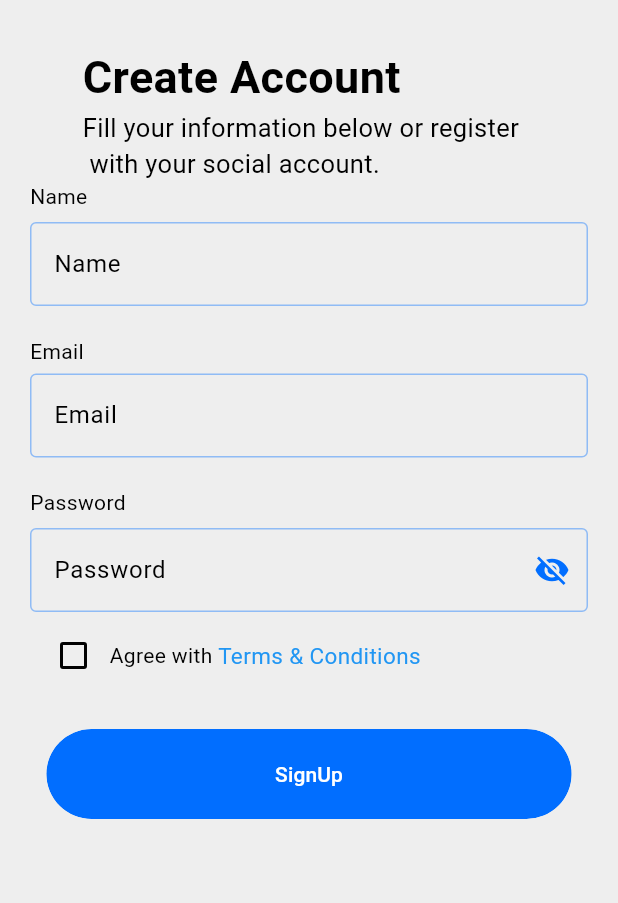
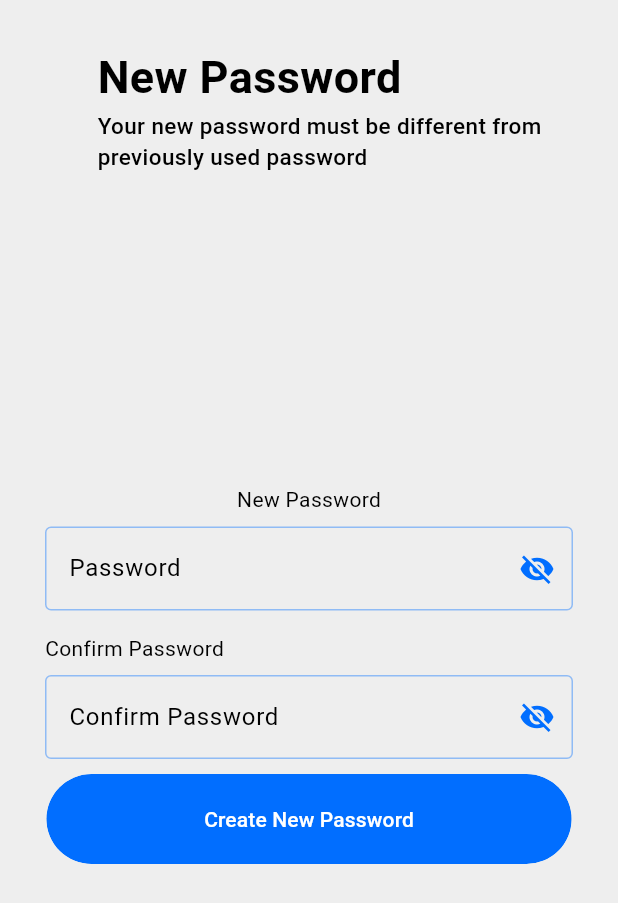
Before and after one commit to sam-kym/Workout, a Flutter app: the screen it shows after launch, on a phone screen of 412 x 824 dp. Shown: the top 903 px of the screen. Run offline on Flutter 3.47's test engine with Material 3 defaults, Android fonts, the phone set to English and light mode, and no system bars; Roboto replaces fonts that are missing (Poppins).

Commit message:
change password

```diff
--- a/lib/main.dart
+++ b/lib/main.dart
@@ -1,6 +1,6 @@
 import 'package:flutter/material.dart';
 import 'package:gym/utils/styles.dart';
-import 'package:gym/view/auth/sign_up.dart';
+import 'package:gym/view/auth/password_reset.dart';
 
 void main() {
   runApp(const MyApp());
@@ -14,6 +14,6 @@
   Widget build(BuildContext context) {
     return MaterialApp(
       debugShowCheckedModeBanner: false,
-        theme: appTheme, home: const SignUp());
+        theme: appTheme, home: const PasswordReset());
   }
 }
--- a/lib/utils/custom_buttons.dart
+++ b/lib/utils/custom_buttons.dart
@@ -19,13 +19,13 @@ class CustomButtons extends StatelessWidget {
   Widget build(BuildContext context) {
     Size size = MediaQuery.sizeOf(context);
     return Container(
-      margin: EdgeInsets.symmetric(vertical: 10),
+      margin: const EdgeInsets.symmetric(vertical: 10),
       width: width?? size.width *0.85,
       child: ClipRRect(
         borderRadius: BorderRadius.circular(30),
         child: TextButton(
           style: TextButton.styleFrom(
-            padding: EdgeInsets.symmetric(vertical: 20, horizontal: 40),
+            padding: const EdgeInsets.symmetric(vertical: 20, horizontal: 40),
             backgroundColor: color
           ),
           onPressed: onPressed as void Function()?,
--- a/lib/utils/custom_checkbox.dart
+++ b/lib/utils/custom_checkbox.dart
@@ -36,9 +36,9 @@ class CustomCheckBox extends StatelessWidget {
             children: [
               TextSpan(
                 text: richTextName,
-                style: TextStyle(color: Colors.blue),
+                style: const TextStyle(color: Colors.blue),
                 recognizer: TapGestureRecognizer()
-                .. onTap= () => Navigator.push(context, MaterialPageRoute(builder: (context)=>TermsAndConditions()))
+                .. onTap= () => Navigator.push(context, MaterialPageRoute(builder: (context)=>const TermsAndConditions()))
               )
             ]
           ) )
--- /dev/null
+++ b/lib/view/auth/password_reset.dart
@@ -0,0 +1,157 @@
+import 'package:flutter/material.dart';
+import 'package:gym/utils/custom_buttons.dart';
+import 'package:gym/utils/custom_textfields.dart';
+import 'package:gym/utils/styles.dart';
+
+class PasswordReset extends StatefulWidget {
+  final bool isForgotten;
+  const PasswordReset({super.key, this.isForgotten = false});
+
+  @override
+  State<PasswordReset> createState() => _PasswordResetState();
+}
+
+class _PasswordResetState extends State<PasswordReset> {
+  final _newPasswordController = TextEditingController();
+  final _confirmPasswordController = TextEditingController();
+  final _passController = TextEditingController();
+  final _formKey = GlobalKey<FormState>();
+  final bool _loading = false;
+  bool _showNewPass = false;
+  bool _showConfPass = false;
+  @override
+  void initState() {
+    super.initState();
+    if (widget.isForgotten) {
+      _passController.text = "reset";
+    }
+  }
+
+  @override
+  Widget build(BuildContext context) {
+    return Scaffold(
+      body: SafeArea(
+        child: Padding(
+          padding: const EdgeInsets.all(30),
+          child: Column(
+            mainAxisAlignment: MainAxisAlignment.center,
+            crossAxisAlignment: CrossAxisAlignment.center,
+            children: [
+              Align(
+                alignment: Alignment.centerLeft,
+                child: SizedBox(
+                  child: Column(children: [
+                    Padding(
+                      padding: const EdgeInsets.only(left: 35),
+                      child: Text.rich(TextSpan(
+                          text: 'New Password\n',
+                          style: poppinsBold.copyWith(fontSize: 30),
+                          children: [
+                            TextSpan(
+                                text:
+                                    'Your new password must be different from previously used password',
+                                style: poppinsMedium.copyWith(fontSize: 15))
+                          ])),
+                    ),
+                  ]),
+                ),
+              ),
+              Flexible(
+                  child: Form(
+                key: _formKey,
+                child: Column(
+                  mainAxisAlignment: MainAxisAlignment.center,
+                  crossAxisAlignment: CrossAxisAlignment.center,
+                  children: [
+                    widget.isForgotten
+                        ? const SizedBox.shrink()
+                        : const Align(
+                            alignment: Alignment.center,
+                            child: Text('New Password'),
+                          ),
+                    const SizedBox(
+                      height: 8,
+                    ),
+                    CustomTextField(
+                      validator: (value) {
+                        try {
+                          if (value == null || value.isEmpty) {
+                            return "Enter new Password";
+                          } else if (value.length < 8) {
+                            return "Minimum password characters is 8";
+                          } else if (_confirmPasswordController.text !=
+                              _newPasswordController.text) {
+                            return "Passwords do not match";
+                          }
+                          return null;
+                        } catch (e) {
+                          print(e);
+                          return null;
+                        }
+                      },
+                      toggleVisibility: () {
+                        setState(() {
+                          _showNewPass = !_showNewPass;
+                        });
+                      },
+                      inputType: TextInputType.text,
+                      controller: _newPasswordController,
+                      obscured: !_showNewPass,
+                      showSuffix: true,
+                      hintText: "***********",
+                      labelText: "Password",
+                    ),
+                    const SizedBox(
+                      height: 15,
+                    ),
+                    const Align(
+                      alignment: Alignment.centerLeft,
+                      child: Text("Confirm Password"),
+                    ),
+                    const SizedBox(
+                      height: 8,
+                    ),
+                    CustomTextField(
+                      validator: (value) {
+                        try {
+                          if (value == null || value.isEmpty) {
+                            return "Password is empty";
+                          } else if (value.length < 8) {
+                            return "Minimum Password characters is 8";
+                          } else if (_confirmPasswordController.text !=
+                              _newPasswordController.text) {
+                            return "Passwords are not a match";
+                          }
+                          return null;
+                        } catch (e) {
+                          print(e);
+                          return null;
+                        }
+                      },
+                      inputType: TextInputType.text,
+                      toggleVisibility: () {
+                        setState(() {
+                          _showConfPass = !_showConfPass;
+                        });
+                      },
+                      showSuffix: true,
+                      obscured: !_showConfPass,
+                      controller: _confirmPasswordController,
+                      hintText: "**********",
+                      labelText: "Confirm Password",
+                    ),
+                    _loading
+                        ? const CircularProgressIndicator()
+                        : const CustomButtons(
+                            buttonName: "Create New Password",
+                          )
+                  ],
+                ),
+              ))
+            ],
+          ),
+        ),
+      ),
+    );
+  }
+}
--- a/lib/view/auth/sign_up.dart
+++ b/lib/view/auth/sign_up.dart
@@ -18,7 +18,7 @@ class _SignUpState extends State<SignUp> {
   final _passwordController = TextEditingController();
   final _formKey = GlobalKey<FormState>();
   bool _readTerms = false;
-  bool _loading = false;
+  final bool _loading = false;
   bool _showPass = false;
 
   void checkBoxChecked (bool? value, int index){
@@ -57,7 +57,7 @@ class _SignUpState extends State<SignUp> {
                   mainAxisAlignment: MainAxisAlignment.start,
                   children: [
                     Padding(
-                      padding: EdgeInsets.only(left: 35),
+                      padding: const EdgeInsets.only(left: 35),
                       child: Text.rich(TextSpan(
                           text: 'Create Account\n',
                           style: poppinsBold.copyWith(fontSize: 30),
@@ -103,14 +103,14 @@ class _SignUpState extends State<SignUp> {
                       hintText: 'John Doe',
                       labelText: 'Name',
                     ),
-                    SizedBox(
+                    const SizedBox(
                       height: 20,
                     ),
-                    Align(
+                    const Align(
                       alignment: Alignment.centerLeft,
                       child: Text('Email'),
                     ),
-                    SizedBox(
+                    const SizedBox(
                       height: 5,
                     ),
                     CustomTextField(
@@ -130,14 +130,14 @@ class _SignUpState extends State<SignUp> {
                       hintText: 'example@gmail.com',
                       labelText: 'Email',
                     ),
-                    SizedBox(
+                    const SizedBox(
                       height: 20,
                     ),
-                    Align(
+                    const Align(
                       alignment: Alignment.centerLeft,
                       child: Text('Password'),
                     ),
-                    SizedBox(
+                    const SizedBox(
                       height: 7,
                     ),
                     CustomTextField(
@@ -161,9 +161,9 @@ class _SignUpState extends State<SignUp> {
                       },
                       inputType: TextInputType.text,
                       controller: _passwordController,
-                      obscured: !_showPass,
+                      obscured: _showPass,
                       showSuffix: true,
-                      hintText: 'Enter Your Password',
+                      hintText: '***********',
                       labelText: 'Password',
                     ),
                     CustomCheckBox(
@@ -176,11 +176,11 @@ class _SignUpState extends State<SignUp> {
                       taskName: "Agree with ",
                       richTextName: "Terms & Conditions",
                     ),
-                    SizedBox(
+                    const SizedBox(
                       height:10,
                     ),
                     _loading
-                    ? CircularProgressIndicator()
+                    ? const CircularProgressIndicator()
                         : CustomButtons(
                       buttonName: "SignUp",
                       onPressed: _readTerms?_registerUser:null,
```
Also changed, not shown: lib/view/auth/signin.dart (added, +139 -0 lines).
